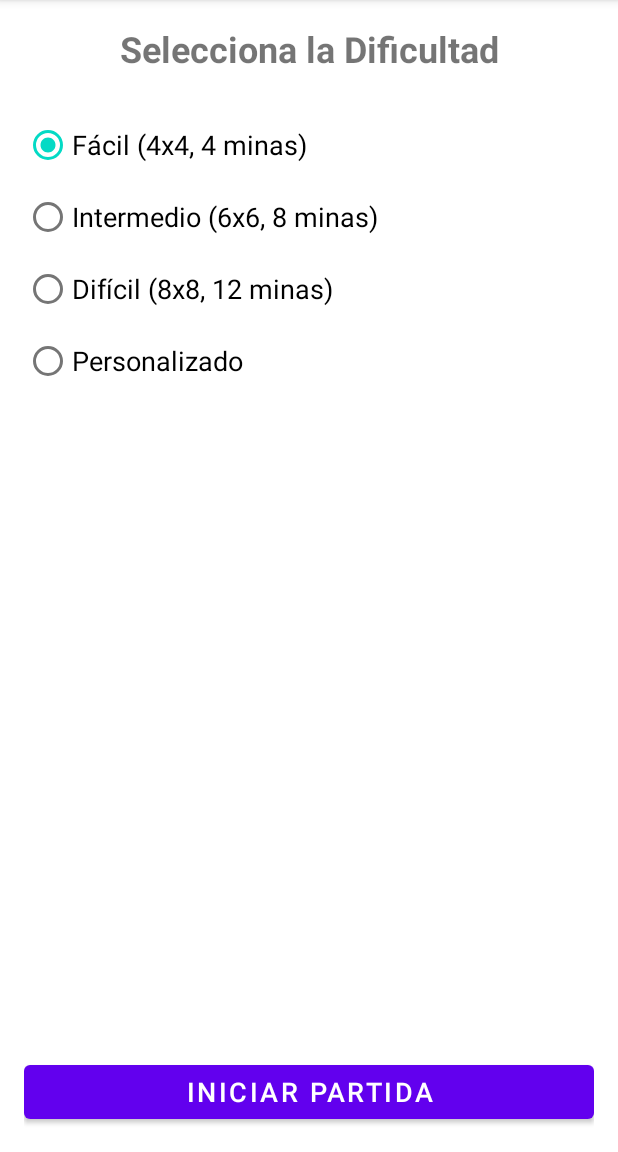
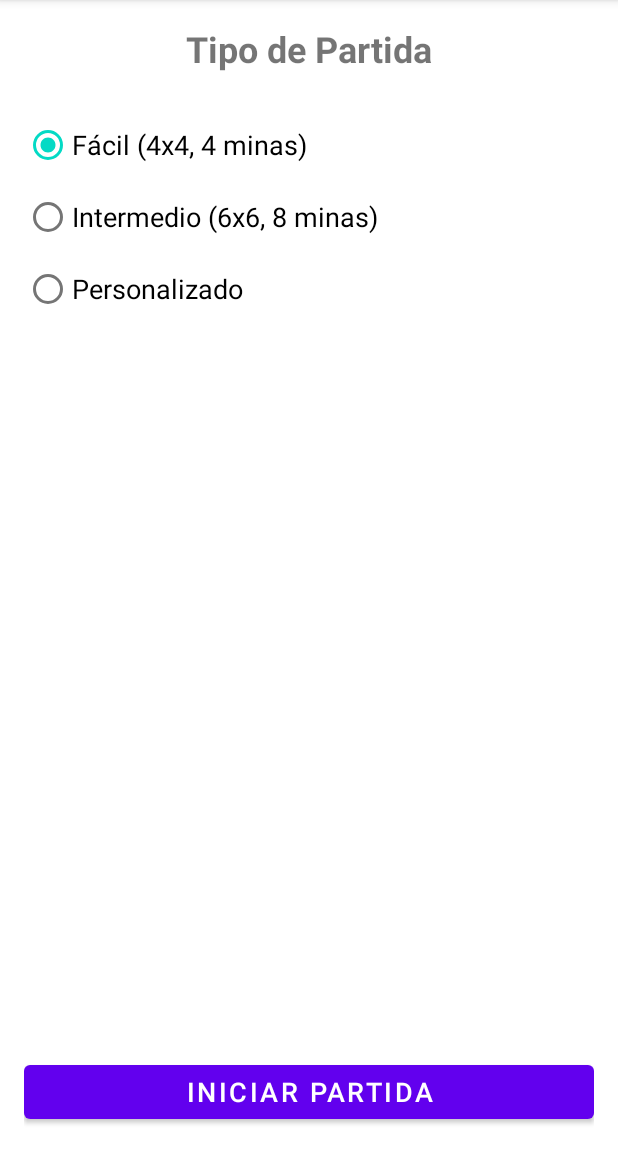
Before and after one commit to V-enekoder/buscaminas-Socket, an Android app built with Jetpack Compose: the GameConfigurationActivity screen opened directly, with no data from a screen before it, on a phone screen of 412 x 824 dp, the part 84-1236 px from its top. Run offline under Robolectric (Android 15) with nearby library versions, the phone set to English and light mode, and no system bars; network calls fail.

```diff
--- a/app/src/main/java/com/example/myapplication/ui/activities/GameActivity.kt
+++ b/app/src/main/java/com/example/myapplication/ui/activities/GameActivity.kt
@@ -322,7 +322,7 @@ class GameActivity : AppCompatActivity(), GameEventsListener {
           cellView.setBackgroundColor(Color.GREEN)
         } else if (casillaLogica.isAbierta()) {
           // La casilla está abierta, mostrar su contenido
-          cellView.setBackgroundColor(Color.WHITE)
+          cellView.setBackgroundColor(Color.LTGRAY)
           if (casillaLogica.isMina()) {
             cellView.text = "M" // Emoji de bomba
             cellView.setBackgroundColor(Color.RED)
--- a/app/src/main/java/com/example/myapplication/ui/activities/GameConfigurationActivity.kt
+++ b/app/src/main/java/com/example/myapplication/ui/activities/GameConfigurationActivity.kt
@@ -69,7 +69,6 @@ class GameConfigurationActivity : AppCompatActivity() {
         when (selectedId) {
           R.id.rbEasy -> ConfiguracionTablero(4, 4, 4, nombre = nombreServidor)
           R.id.rbMedium -> ConfiguracionTablero(6, 6, 8, nombre = nombreServidor)
-          R.id.rbHard -> ConfiguracionTablero(8, 8, 12, nombre = nombreServidor)
           R.id.rbCustom -> getCustomConfiguration()
           else -> null
         }
--- a/app/src/main/res/layout/activity_game_configuration.xml
+++ b/app/src/main/res/layout/activity_game_configuration.xml
@@ -12,7 +12,7 @@
         android:id="@+id/tvConfigTitle"
         android:layout_width="wrap_content"
         android:layout_height="wrap_content"
-        android:text="Selecciona la Dificultad"
+        android:text="Tipo de Partida"
         android:textSize="24sp"
         android:textStyle="bold"
         app:layout_constraintEnd_toEndOf="parent"
@@ -41,13 +41,6 @@
             android:layout_width="match_parent"
             android:layout_height="wrap_content"
             android:text="Intermedio (6x6, 8 minas)"
-            android:textSize="18sp" />
-
-        <RadioButton
-            android:id="@+id/rbHard"
-            android:layout_width="match_parent"
-            android:layout_height="wrap_content"
-            android:text="Difícil (8x8, 12 minas)"
             android:textSize="18sp" />
 
         <RadioButton
```
Also changed, not shown: app/src/main/java/com/example/myapplication/network/sockets/Cliente.kt (+2 -12 lines).
